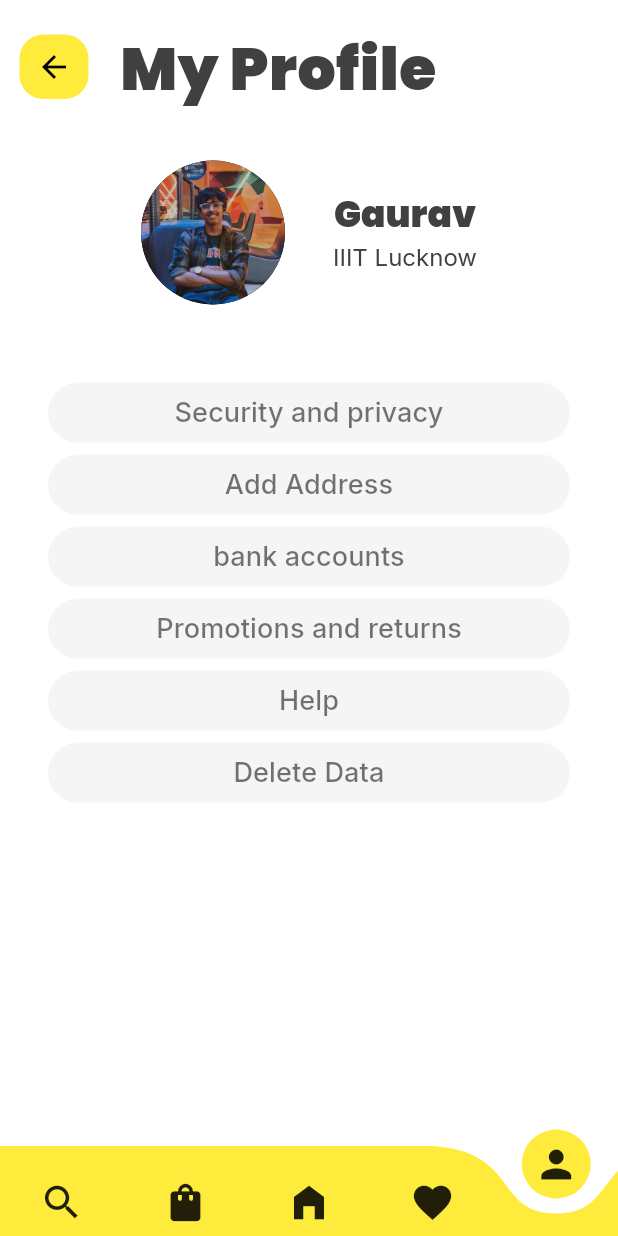
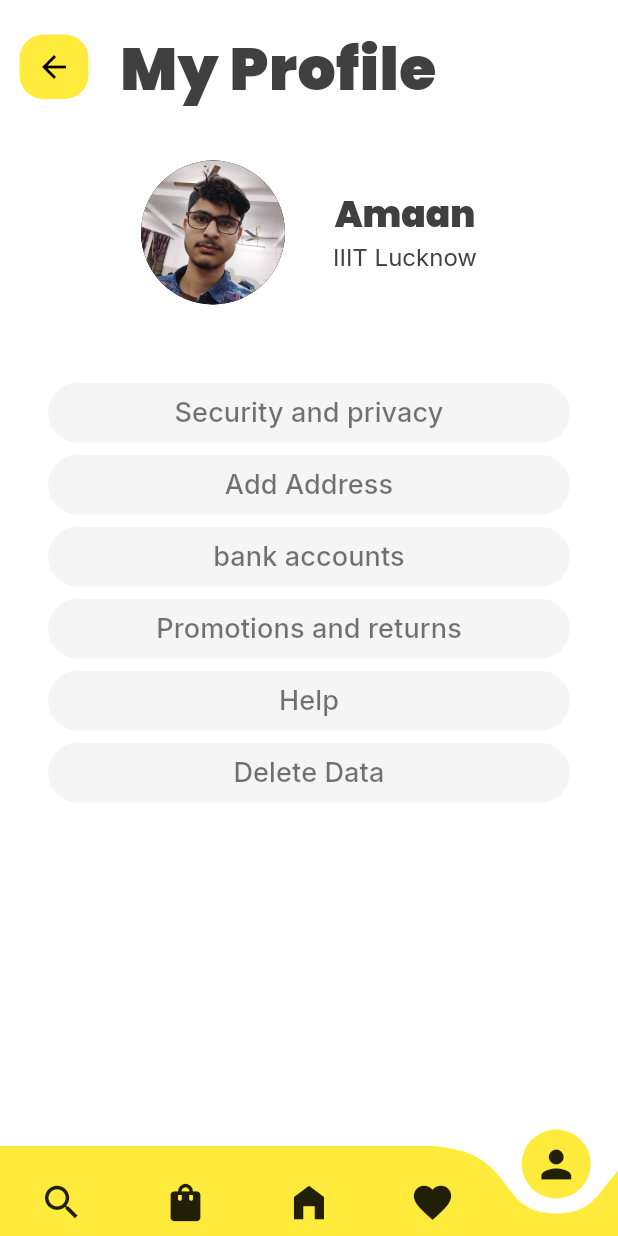
Before and after one commit to iiitl/Sneakers, a Flutter app: the HomePage screen opened directly, item 5 of the bottom bar chosen, on a phone screen of 412 x 824 dp. Run offline on Flutter 3.47's test engine with Material 3 defaults, Android fonts, the phone set to English and light mode, and no system bars; drawn by our look-alikes of curved_navigation_bar; our stand-ins replace google_fonts.

Commit message:
Updated profile photo and name

```diff
--- a/lib/pages/menus/profile.dart
+++ b/lib/pages/menus/profile.dart
@@ -40,7 +40,7 @@ class MyProfile extends StatelessWidget {
                 child: Column(
                   children: [
                     Text(
-                      "Gaurav",
+                      "Amaan",
                       textAlign: TextAlign.left,
                       style: GoogleFonts.poppins(
                           fontWeight: FontWeight.w900,
```
Also changed, not shown: assets/images/prof.jpg.
